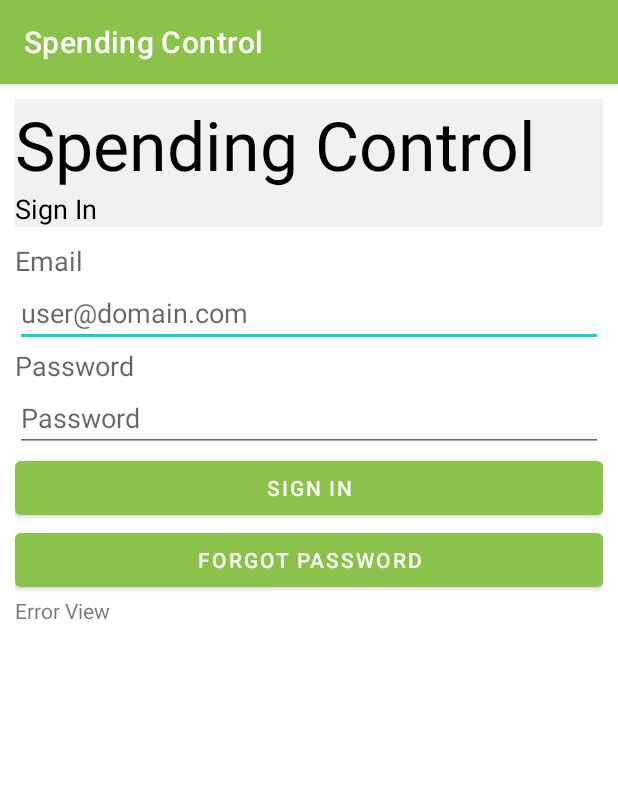
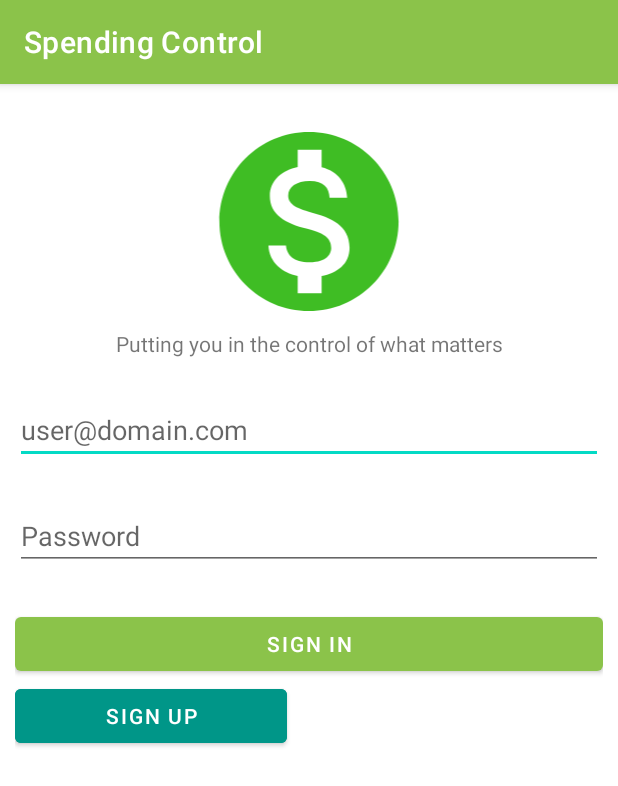
Before and after one commit to GlaucioOliveira/spendingcontrol, an Android app: the screen it shows after launch (SignInActivity), after a tap on "SIGN IN", on a phone screen of 412 x 824 dp. Shown: the top 786 px of the screen. Run offline under Robolectric (Android 15) with nearby library versions, the phone set to English and light mode, and no system bars; our stand-ins replace Firebase (no records; nobody signed in at launch, a user with empty details on screens opened directly).

Commit message:
adding some refactoring, and some visual fixes

```diff
--- a/app/src/main/AndroidManifest.xml
+++ b/app/src/main/AndroidManifest.xml
@@ -12,14 +12,14 @@
         android:fullBackupContent="true"
         android:theme="@style/Theme.SpendingControl">
         <activity android:name=".ui.auth.ForgotPasswordActivity" />
-        <activity android:name=".ui.auth.SignInActivity" />
-        <activity android:name=".ui.auth.SignUpActivity" />
-        <activity android:name=".ui.auth.WelcomeActivity">
+        <activity android:name=".ui.auth.SignInActivity">
             <intent-filter>
                 <action android:name="android.intent.action.MAIN" />
                 <category android:name="android.intent.category.LAUNCHER" />
             </intent-filter>
         </activity>
+        <activity android:name=".ui.auth.SignUpActivity" />
+        <activity android:name=".ui.auth.WelcomeActivity"/>
         <activity
             android:name=".MainActivity"
             android:label="@string/app_name">
--- a/app/src/main/java/com/goliveira/spendingcontrol/ui/auth/SignInActivity.java
+++ b/app/src/main/java/com/goliveira/spendingcontrol/ui/auth/SignInActivity.java
@@ -2,6 +2,7 @@ package com.goliveira.spendingcontrol.ui.auth;
 
 import androidx.annotation.NonNull;
 import androidx.appcompat.app.AppCompatActivity;
+import androidx.navigation.Navigation;
 
 import android.content.Intent;
 import android.os.Bundle;
@@ -15,6 +16,7 @@ import android.widget.Toast;
 import com.goliveira.spendingcontrol.MainActivity;
 import com.goliveira.spendingcontrol.R;
 import com.google.android.gms.tasks.OnCompleteListener;
+import com.google.android.gms.tasks.OnSuccessListener;
 import com.google.android.gms.tasks.Task;
 import com.google.firebase.auth.AuthResult;
 import com.google.firebase.auth.FirebaseAuth;
@@ -29,88 +31,64 @@ public class SignInActivity extends AppCompatActivity {
     Button signInButton;
     Button forgotPasswordButton;
     Button sendVerifyMailAgainButton;
-    TextView errorView;
+    Button signUpButtom;
+    public FirebaseUser currentUser;
+
+    private void ToastError(String message) {
+        Toast.makeText(getApplicationContext(), message, Toast.LENGTH_LONG).show();
+    }
+
+    private void TryToSignInSavedUser(){
+        if (mAuth.getCurrentUser() != null) {
+            mAuth.getCurrentUser().reload().addOnSuccessListener(new OnSuccessListener<Void>() {
+                @Override
+                public void onSuccess(Void aVoid) {
+                    currentUser = mAuth.getCurrentUser();
+                    if (currentUser != null && currentUser.isEmailVerified()) {
+                        System.out.println("Email Verified : " + currentUser.isEmailVerified());
+                        Intent MainActivity = new Intent(SignInActivity.this, MainActivity.class);
+                        startActivity(MainActivity);
+                        SignInActivity.this.finish();
+                    }
+                }
+            });
+        }
+    }
 
     @Override
     protected void onCreate(Bundle savedInstanceState) {
         super.onCreate(savedInstanceState);
         setContentView(R.layout.activity_sign_in);
 
+        mAuth = FirebaseAuth.getInstance();
+
+        TryToSignInSavedUser();
+
+        LoadFragmentViews();
+
+        LoadFragmentButtonListeners();
+    }
+
+    public void LoadFragmentViews() {
         emailTextInput = findViewById(R.id.signInEmailTextInput);
         passwordTextInput = findViewById(R.id.signInPasswordTextInput);
         signInButton = findViewById(R.id.signInButton);
         forgotPasswordButton = findViewById(R.id.forgotPasswordButton);
         sendVerifyMailAgainButton = findViewById(R.id.verifyEmailAgainButton);
-        errorView = findViewById(R.id.signInErrorView);
+        signUpButtom = findViewById(R.id.signUpButtom);
+    }
 
-        sendVerifyMailAgainButton.setVisibility(View.INVISIBLE);
-
-        mAuth = FirebaseAuth.getInstance();
-
+    public void LoadFragmentButtonListeners() {
         signInButton.setOnClickListener(new View.OnClickListener() {
             @Override
             public void onClick(View view) {
 
-                if (emailTextInput.getText().toString().contentEquals("")) {
+                if (ValidateActivity() == false) return;
 
+                String email = emailTextInput.getText().toString();
+                String password = passwordTextInput.getText().toString();
 
-                    errorView.setText("Email cant be empty");
-
-
-                } else if (passwordTextInput.getText().toString().contentEquals("")) {
-
-                    errorView.setText("Password cant be empty");
-
-                } else {
-
-
-                    mAuth.signInWithEmailAndPassword(emailTextInput.getText().toString(), passwordTextInput.getText().toString())
-                            .addOnCompleteListener(SignInActivity.this, new OnCompleteListener<AuthResult>() {
-                                @Override
-                                public void onComplete(@NonNull Task<AuthResult> task) {
-                                    if (task.isSuccessful()) {
-                                        // Sign in success, update UI with the signed-in user's information
-                                        Log.d(TAG, "signInWithEmail:success");
-
-                                        FirebaseUser user = mAuth.getCurrentUser();
-
-                                        if (user != null) {
-                                            if (user.isEmailVerified()) {
-
-
-                                                System.out.println("Email Verified : " + user.isEmailVerified());
-                                                Intent HomeActivity = new Intent(SignInActivity.this, MainActivity.class);
-                                                setResult(RESULT_OK, null);
-                                                startActivity(HomeActivity);
-                                                SignInActivity.this.finish();
-
-
-                                            } else {
-
-                                                sendVerifyMailAgainButton.setVisibility(View.VISIBLE);
-                                                errorView.setText("Please Verify your EmailID and SignIn");
-
-                                            }
-                                        }
-
-                                    } else {
-                                        // If sign in fails, display a message to the user.
-                                        Log.w(TAG, "signInWithEmail:failure", task.getException());
-                                        Toast.makeText(SignInActivity.this, "Authentication failed.",
-                                                Toast.LENGTH_SHORT).show();
-                                        if (task.getException() != null) {
-                                            errorView.setText(task.getException().getMessage());
-                                        }
-
-                                    }
-
-                                }
-                            });
-
-
-                }
-
-
+                FireBaseSignIn(email, password);
             }
         });
 
@@ -126,6 +104,65 @@ public class SignInActivity extends AppCompatActivity {
             }
         });
 
+        signUpButtom.setOnClickListener(new View.OnClickListener() {
+            @Override
+            public void onClick(View view) {
+                Intent signUpIntent = new Intent(SignInActivity.this, SignUpActivity.class);
+                startActivity(signUpIntent);
+            }
+        });
+    }
 
+    private boolean ValidateActivity() {
+        if (emailTextInput.getText().toString().contentEquals("")) {
+            ToastError("Email can't be empty");
+            return false;
+        }
+
+        if (passwordTextInput.getText().toString().contentEquals("")) {
+            ToastError("Password can't be empty");
+            return false;
+        }
+
+        return true;
+    }
+
+    public void FireBaseSignIn(String email, String password) {
+        mAuth.signInWithEmailAndPassword(email, password)
+                .addOnCompleteListener(SignInActivity.this, new OnCompleteListener<AuthResult>() {
+                    @Override
+                    public void onComplete(@NonNull Task<AuthResult> task) {
+                        if (task.isSuccessful()) {
+                            // Sign in success, update UI with the signed-in user's information
+                            Log.d(TAG, "signInWithEmail:success");
+
+                            FirebaseUser user = mAuth.getCurrentUser();
+
+                            if (user != null) {
+                                if (user.isEmailVerified()) {
+
+                                    System.out.println("Email Verified : " + user.isEmailVerified());
+                                    Intent HomeActivity = new Intent(SignInActivity.this, MainActivity.class);
+                                    setResult(RESULT_OK, null);
+                                    startActivity(HomeActivity);
+                                    SignInActivity.this.finish();
+
+                                } else {
+                                    sendVerifyMailAgainButton.setVisibility(View.VISIBLE);
+                                    ToastError("You need to verify your E-mail!");
+                                }
+                            }
+
+                        } else {
+                            ToastError("Authentication failed :(");
+
+                            if (task.getException() != null) {
+                                Log.w(TAG, "signInWithEmail:failure", task.getException());
+                            }
+
+                            forgotPasswordButton.setVisibility(View.VISIBLE);
+                        }
+                    }
+                });
     }
 }
--- /dev/null
+++ b/app/src/main/res/drawable/ic_baseline_monetization_on_24.xml
@@ -0,0 +1,5 @@
+<vector android:height="48dp" android:tint="#3FBD24"
+    android:viewportHeight="24" android:viewportWidth="24"
+    android:width="48dp" xmlns:android="http://schemas.android.com/apk/res/android">
+    <path android:fillColor="@android:color/white" android:pathData="M12,2C6.48,2 2,6.48 2,12s4.48,10 10,10 10,-4.48 10,-10S17.52,2 12,2zM13.41,18.09L13.41,20h-2.67v-1.93c-1.71,-0.36 -3.16,-1.46 -3.27,-3.4h1.96c0.1,1.05 0.82,1.87 2.65,1.87 1.96,0 2.4,-0.98 2.4,-1.59 0,-0.83 -0.44,-1.61 -2.67,-2.14 -2.48,-0.6 -4.18,-1.62 -4.18,-3.67 0,-1.72 1.39,-2.84 3.11,-3.21L10.74,4h2.67v1.95c1.86,0.45 2.79,1.86 2.85,3.39L14.3,9.34c-0.05,-1.11 -0.64,-1.87 -2.22,-1.87 -1.5,0 -2.4,0.68 -2.4,1.64 0,0.84 0.65,1.39 2.67,1.91s4.18,1.39 4.18,3.91c-0.01,1.83 -1.38,2.83 -3.12,3.16z"/>
+</vector>
--- a/app/src/main/res/layout/activity_sign_in.xml
+++ b/app/src/main/res/layout/activity_sign_in.xml
@@ -1,5 +1,6 @@
 <?xml version="1.0" encoding="utf-8"?>
 <LinearLayout xmlns:android="http://schemas.android.com/apk/res/android"
+    xmlns:app="http://schemas.android.com/apk/res-auto"
     xmlns:tools="http://schemas.android.com/tools"
     android:layout_width="match_parent"
     android:layout_height="match_parent"
@@ -7,58 +8,41 @@
     android:orientation="vertical"
     tools:context=".ui.auth.SignInActivity">
 
-    <TextView
-        android:id="@+id/Title"
-        android:layout_width="match_parent"
-        android:layout_height="wrap_content"
-        android:background="#F1F1F1"
-        android:text="@string/app_name"
-        android:textAppearance="@style/TextAppearance.AppCompat.Display2"
-        android:textColor="@android:color/black" />
-
-    <TextView
-        android:id="@+id/signUpPageTitle"
-        android:layout_width="match_parent"
-        android:layout_height="wrap_content"
-        android:background="#F1F1F1"
-        android:text="@string/sign_in"
-        android:textAppearance="@style/TextAppearance.AppCompat.Medium"
-        android:textColor="@android:color/black" />
-
     <LinearLayout
         android:layout_width="match_parent"
         android:layout_height="match_parent"
         android:layout_marginTop="10dp"
         android:orientation="vertical">
 
+        <ImageView
+            android:id="@+id/imageView"
+            android:layout_width="match_parent"
+            android:layout_height="143dp"
+            app:srcCompat="@drawable/ic_baseline_monetization_on_24" />
+
         <TextView
-            android:id="@+id/signInEmailTitle"
+            android:id="@+id/textView6"
             android:layout_width="match_parent"
             android:layout_height="wrap_content"
-            android:text="@string/email"
-            android:textAppearance="@style/TextAppearance.AppCompat.Medium" />
+            android:text="Putting you in the control of what matters"
+            android:textAlignment="center" />
 
         <EditText
             android:id="@+id/signInEmailTextInput"
             android:layout_width="match_parent"
             android:layout_height="wrap_content"
+            android:layout_marginTop="25dp"
             android:autofillHints=""
             android:ems="10"
             android:hint="@string/email_hint"
             android:inputType="textEmailAddress"
             tools:targetApi="o" />
 
-        <TextView
-            android:id="@+id/SignInPasswordTitle"
-            android:layout_width="match_parent"
-            android:layout_height="wrap_content"
-            android:text="@string/password"
-            android:textAppearance="@style/TextAppearance.AppCompat.Medium" />
-
         <EditText
             android:id="@+id/signInPasswordTextInput"
             android:layout_width="match_parent"
             android:layout_height="wrap_content"
+            android:layout_marginTop="25dp"
             android:autofillHints=""
             android:ems="10"
             android:hint="@string/password"
@@ -69,25 +53,46 @@
             android:id="@+id/signInButton"
             android:layout_width="match_parent"
             android:layout_height="wrap_content"
+            android:layout_marginTop="25dp"
             android:text="@string/sign_in" />
 
-        <Button
-            android:id="@+id/forgotPasswordButton"
+        <LinearLayout
             android:layout_width="match_parent"
             android:layout_height="wrap_content"
-            android:text="@string/forgot_password" />
+            android:orientation="horizontal">
+
+            <Button
+                android:id="@+id/signUpButtom"
+                android:layout_width="wrap_content"
+                android:layout_height="wrap_content"
+                android:layout_marginEnd="28dp"
+                android:backgroundTint="#009688"
+                android:paddingStart="60dp"
+                android:paddingRight="60dp"
+                android:text="Sign Up" />
+
+            <Button
+                android:id="@+id/forgotPasswordButton"
+                android:layout_width="wrap_content"
+                android:layout_height="wrap_content"
+                android:text="@string/forgot_password"
+                android:visibility="invisible" />
+
+        </LinearLayout>
 
         <TextView
             android:id="@+id/signInErrorView"
             android:layout_width="match_parent"
             android:layout_height="wrap_content"
-            android:text="@string/error_view" />
+            android:text="@string/error_view"
+            android:visibility="invisible" />
 
         <Button
             android:id="@+id/verifyEmailAgainButton"
             android:layout_width="match_parent"
             android:layout_height="wrap_content"
-            android:text="@string/email_verify_again" />
+            android:text="@string/email_verify_again"
+            android:visibility="invisible" />
 
     </LinearLayout>
 
--- a/app/src/main/res/layout/fragment_home.xml
+++ b/app/src/main/res/layout/fragment_home.xml
@@ -92,7 +92,7 @@
                         android:layout_height="22dp"
                         android:layout_marginStart="12dp"
                         android:layout_marginTop="8dp"
-                        android:text="Day Outcomes"
+                        android:text="Day Expenditures"
                         android:textColor="@color/expense_color" />
 
                     <TextView
@@ -197,7 +197,7 @@
                         android:layout_weight="1"
                         android:backgroundTint="@color/expense_color"
                         android:paddingRight="12dp"
-                        android:text="Add Outcome"
+                        android:text="Expenditure"
                         app:icon="@drawable/add_expense" />
 
                     <Space
@@ -211,7 +211,7 @@
                         android:layout_height="wrap_content"
                         android:layout_weight="1"
                         android:backgroundTint="@color/income_color"
-                        android:text="Add Income"
+                        android:text="        Income"
                         app:icon="@drawable/add_income" />
                 </LinearLayout>
 
```
Also changed, not shown: app/src/main/java/com/goliveira/spendingcontrol/interfaces/IActivityBase.java (added, +18 -0 lines), app/src/main/java/com/goliveira/spendingcontrol/ui/auth/SignUpActivity.java (+48 -12 lines), app/src/main/res/layout/activity_sign_up.xml (+7 -30 lines), app/src/main/res/layout/fragment_notifications.xml (+4 -4 lines).
